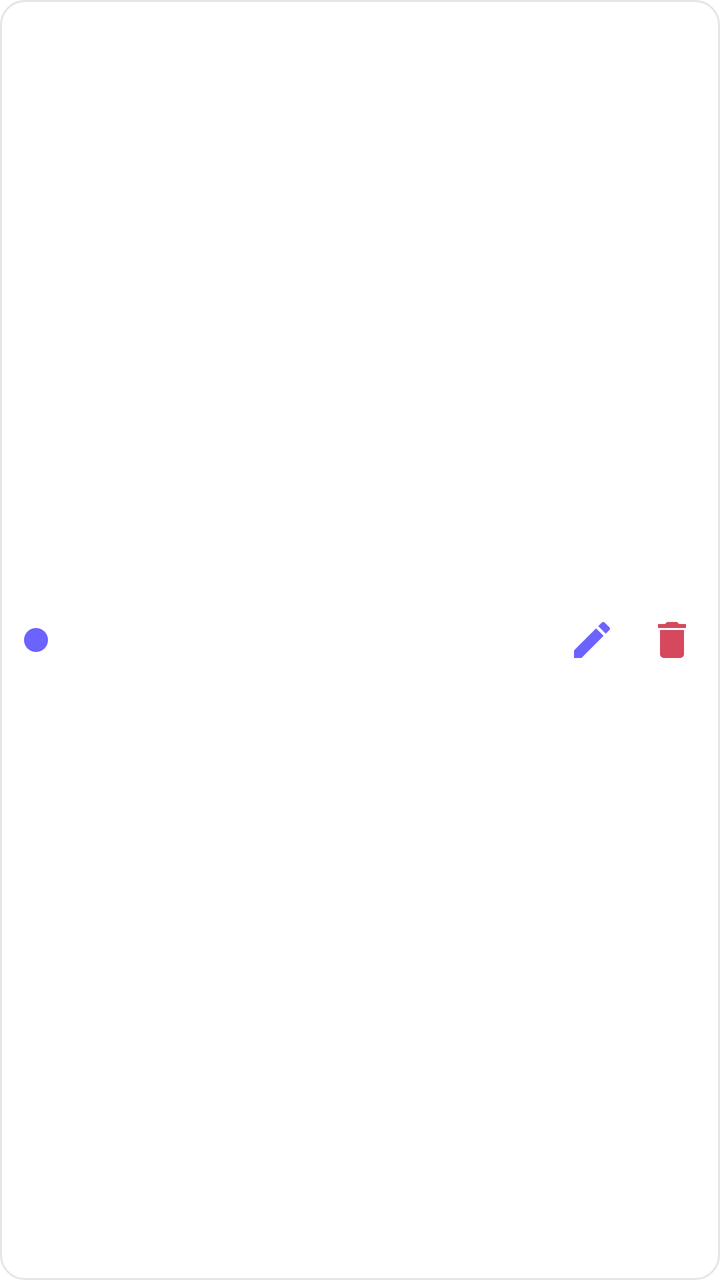
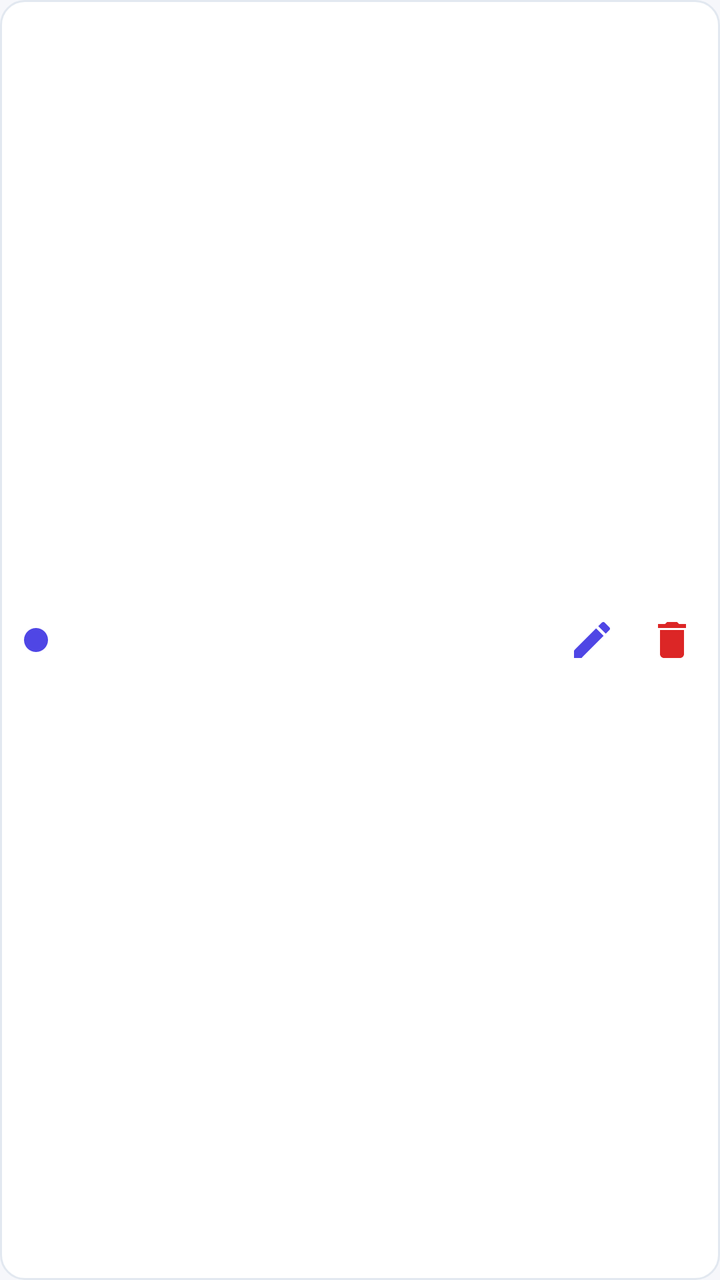

An Android layout rendered at two revisions. The XML below is the earlier revision; the diff shows what the commit changed to produce the second picture.
<!-- AndroidManifest.xml: application theme Theme.Appfinanceiro -->
<!-- res/layout/item_category.xml -->
<?xml version="1.0" encoding="utf-8"?>
<LinearLayout xmlns:android="http://schemas.android.com/apk/res/android"
    xmlns:app="http://schemas.android.com/apk/res-auto"
    android:layout_width="match_parent"
    android:layout_height="wrap_content"
    android:layout_marginBottom="6dp"
    android:background="@drawable/bg_outlined_rounded"
    android:gravity="center_vertical"
    android:minHeight="52dp"
    android:orientation="horizontal"
    android:paddingStart="12dp"
    android:paddingTop="4dp"
    android:paddingEnd="4dp"
    android:paddingBottom="4dp">

    <View
        android:id="@+id/categoryColorView"
        android:layout_width="12dp"
        android:layout_height="12dp"
        android:layout_marginEnd="10dp"
        android:background="@drawable/bg_unread_dot" />

    <TextView
        android:id="@+id/categoryNameTextView"
        android:layout_width="0dp"
        android:layout_height="wrap_content"
        android:layout_weight="1"
        android:ellipsize="end"
        android:maxLines="2"
        android:textColor="@android:color/black"
        android:textSize="14sp" />

    <ImageButton
        android:id="@+id/editCategoryButton"
        android:layout_width="40dp"
        android:layout_height="40dp"
        android:background="?attr/selectableItemBackgroundBorderless"
        android:contentDescription="@string/categories_edit_desc"
        android:padding="8dp"
        android:src="@drawable/ic_edit"
        app:tint="@color/primary_purple" />

    <ImageButton
        android:id="@+id/deleteCategoryButton"
        android:layout_width="40dp"
        android:layout_height="40dp"
        android:background="?attr/selectableItemBackgroundBorderless"
        android:contentDescription="@string/categories_delete_desc"
        android:padding="8dp"
        android:src="@drawable/ic_delete"
        app:tint="@color/money_negative" />
</LinearLayout>
<!-- resources referenced by this layout -->
<resources>
  <color name="money_negative">#D5485E</color>
  <color name="primary_purple">#6C63FF</color>
  <!-- drawable bg_outlined_rounded (drawable) -->
  <?xml version="1.0" encoding="utf-8"?>
  <shape xmlns:android="http://schemas.android.com/apk/res/android"
      android:shape="rectangle">
      <solid android:color="@android:color/white" />
      <corners android:radius="12dp" />
      <stroke
          android:width="1dp"
          android:color="#1A000000" />
  </shape>
  <!-- drawable bg_unread_dot (drawable) -->
  <?xml version="1.0" encoding="utf-8"?>
  <shape xmlns:android="http://schemas.android.com/apk/res/android"
      android:shape="oval">
      <solid android:color="@color/primary_purple" />
      <size
          android:width="8dp"
          android:height="8dp" />
  </shape>
  <!-- drawable ic_delete (drawable) -->
  <vector xmlns:android="http://schemas.android.com/apk/res/android"
      android:width="24dp" android:height="24dp"
      android:viewportWidth="24" android:viewportHeight="24">
      <path android:fillColor="#FF000000"
          android:pathData="M6,19c0,1.1 0.9,2 2,2h8c1.1,0 2,-0.9 2,-2V7H6v12zM19,4h-3.5l-1,-1h-5l-1,1H5v2h14V4z" />
  </vector>
  <string name="categories_delete_desc">Excluir</string>
  <string name="categories_edit_desc">Editar</string>
  <style name="Theme.Appfinanceiro" parent="Theme.Material3.Light.NoActionBar">
          
          <item name="colorPrimary">@color/primary_purple</item>
          <item name="colorOnPrimary">@color/glass_white</item>
          <item name="colorPrimaryContainer">@color/glass_white_translucent</item>
          <item name="colorOnPrimaryContainer">@android:color/black</item>
  
          
          <item name="colorSecondary">@color/primary_blue</item>
          <item name="colorOnSecondary">@color/glass_white</item>
          <item name="colorSecondaryContainer">@color/glass_white_translucent</item>
          <item name="colorOnSecondaryContainer">@android:color/black</item>
  
          
          <item name="colorSurface">@color/glass_white_translucent</item>
          <item name="colorOnSurface">@android:color/black</item>
          <item name="colorSurfaceVariant">@color/glass_white_translucent</item>
          <item name="colorOnSurfaceVariant">@android:color/black</item>
  
          
          <item name="android:windowBackground">@android:color/transparent</item>
          <item name="android:colorBackground">@android:color/white</item>
  
          
          <item name="colorError">@android:color/holo_red_dark</item>
          <item name="colorOnError">@color/glass_white</item>
  
          
          <item name="colorOutline">@color/glass_white_translucent</item>
  
          
          <item name="android:statusBarColor">@android:color/transparent</item>
          <item name="android:windowLightStatusBar">true</item>
  
          
          <item name="android:navigationBarColor">@android:color/white</item>
          <item name="android:windowLightNavigationBar">true</item>
      </style>
  <color name="glass_white">#FFFFFF</color>
  <color name="glass_white_translucent">#80FFFFFF</color>
  <color name="primary_blue">#3A8DFF</color>
  <!-- unchanged entries left out for length: 1 -->
</resources>

<!-- the commit's change to res/layout/item_category.xml (unified diff, before → after) -->
@@ -27,7 +27,7 @@
         android:layout_weight="1"
         android:ellipsize="end"
         android:maxLines="2"
-        android:textColor="@android:color/black"
+        android:textColor="?attr/colorOnSurface"
         android:textSize="14sp" />
 
     <ImageButton
@@ -38,7 +38,7 @@
         android:contentDescription="@string/categories_edit_desc"
         android:padding="8dp"
         android:src="@drawable/ic_edit"
-        app:tint="@color/primary_purple" />
+        app:tint="?attr/colorPrimary" />
 
     <ImageButton
         android:id="@+id/deleteCategoryButton"
<!-- resource entries referenced after the edit -->
@@ -1,22 +1,21 @@
 <!-- resources referenced by this layout -->
 <resources>
-  <color name="money_negative">#D5485E</color>
-  <color name="primary_purple">#6C63FF</color>
+  <color name="money_negative">#FFDC2626</color>
   <!-- drawable bg_outlined_rounded (drawable) -->
   <?xml version="1.0" encoding="utf-8"?>
   <shape xmlns:android="http://schemas.android.com/apk/res/android"
       android:shape="rectangle">
-      <solid android:color="@android:color/white" />
+      <solid android:color="?attr/colorSurface" />
       <corners android:radius="12dp" />
       <stroke
           android:width="1dp"
-          android:color="#1A000000" />
+          android:color="?attr/colorOutline" />
   </shape>
   <!-- drawable bg_unread_dot (drawable) -->
   <?xml version="1.0" encoding="utf-8"?>
   <shape xmlns:android="http://schemas.android.com/apk/res/android"
       android:shape="oval">
-      <solid android:color="@color/primary_purple" />
+      <solid android:color="?attr/colorPrimary" />
       <size
           android:width="8dp"
           android:height="8dp" />
@@ -30,47 +29,67 @@
   </vector>
   <string name="categories_delete_desc">Excluir</string>
   <string name="categories_edit_desc">Editar</string>
-  <style name="Theme.Appfinanceiro" parent="Theme.Material3.Light.NoActionBar">
+  <style name="Theme.Appfinanceiro" parent="Theme.Appfinanceiro.Base">
+          <item name="android:windowLightStatusBar">true</item>
+          <item name="android:windowLightNavigationBar">true</item>
+      </style>
+  <style name="Theme.Appfinanceiro.Base" parent="Theme.Material3.DayNight.NoActionBar">
           
-          <item name="colorPrimary">@color/primary_purple</item>
-          <item name="colorOnPrimary">@color/glass_white</item>
-          <item name="colorPrimaryContainer">@color/glass_white_translucent</item>
-          <item name="colorOnPrimaryContainer">@android:color/black</item>
+          <item name="colorPrimary">@color/brand_primary</item>
+          <item name="colorOnPrimary">@color/on_brand</item>
+          <item name="colorPrimaryContainer">@color/surface_variant</item>
+          <item name="colorOnPrimaryContainer">@color/on_surface</item>
   
           
-          <item name="colorSecondary">@color/primary_blue</item>
-          <item name="colorOnSecondary">@color/glass_white</item>
-          <item name="colorSecondaryContainer">@color/glass_white_translucent</item>
-          <item name="colorOnSecondaryContainer">@android:color/black</item>
+          <item name="colorSecondary">@color/brand_secondary</item>
+          <item name="colorOnSecondary">@color/on_brand</item>
+          <item name="colorSecondaryContainer">@color/surface_variant</item>
+          <item name="colorOnSecondaryContainer">@color/on_surface</item>
   
           
-          <item name="colorSurface">@color/glass_white_translucent</item>
-          <item name="colorOnSurface">@android:color/black</item>
-          <item name="colorSurfaceVariant">@color/glass_white_translucent</item>
-          <item name="colorOnSurfaceVariant">@android:color/black</item>
+          <item name="colorTertiary">@color/cta_primary</item>
+          <item name="colorOnTertiary">@color/on_cta</item>
   
           
-          <item name="android:windowBackground">@android:color/transparent</item>
-          <item name="android:colorBackground">@android:color/white</item>
+          <item name="colorSurface">@color/surface</item>
+          <item name="colorOnSurface">@color/on_surface</item>
+          <item name="colorSurfaceVariant">@color/surface_variant</item>
+          <item name="colorOnSurfaceVariant">@color/on_surface_variant</item>
+          <item name="colorSurfaceContainer">@color/surface_variant</item>
+          <item name="colorSurfaceContainerHigh">@color/surface_elevated</item>
   
           
-          <item name="colorError">@android:color/holo_red_dark</item>
-          <item name="colorOnError">@color/glass_white</item>
+          <item name="android:windowBackground">@color/background</item>
+          <item name="android:colorBackground">@color/background</item>
+          <item name="colorOnBackground">@color/on_background</item>
   
           
-          <item name="colorOutline">@color/glass_white_translucent</item>
+          <item name="colorError">@color/error</item>
+          <item name="colorOnError">@color/on_error</item>
+  
+          
+          <item name="colorOutline">@color/outline</item>
+          <item name="colorOutlineVariant">@color/outline</item>
   
           
           <item name="android:statusBarColor">@android:color/transparent</item>
-          <item name="android:windowLightStatusBar">true</item>
-  
-          
-          <item name="android:navigationBarColor">@android:color/white</item>
-          <item name="android:windowLightNavigationBar">true</item>
+          <item name="android:navigationBarColor">@color/surface</item>
       </style>
-  <color name="glass_white">#FFFFFF</color>
-  <color name="glass_white_translucent">#80FFFFFF</color>
-  <color name="primary_blue">#3A8DFF</color>
+  <color name="brand_primary">#FF4F46E5</color>
+  <color name="on_brand">#FFFFFFFF</color>
+  <color name="surface_variant">#FFEEF1F8</color>
+  <color name="on_surface">#FF0F172A</color>
+  <color name="brand_secondary">#FF0EA5E9</color>
+  <color name="cta_primary">#FF047857</color>
+  <color name="on_cta">#FFFFFFFF</color>
+  <color name="surface">#FFFFFFFF</color>
+  <color name="on_surface_variant">#FF64748B</color>
+  <color name="surface_elevated">#FFFFFFFF</color>
+  <color name="background">#FFF6F7FB</color>
+  <color name="on_background">#FF0F172A</color>
+  <color name="error">#FFDC2626</color>
+  <color name="on_error">#FFFFFFFF</color>
+  <color name="outline">#FFE2E8F0</color>
   <!-- unchanged entries left out for length: 1 -->
 </resources>
 
